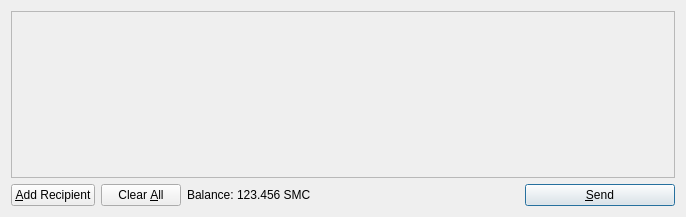
First picture: the form in src/qt/forms/sendcoinsdialog.ui, repository givingcoin/GivingCoin, before the edit.
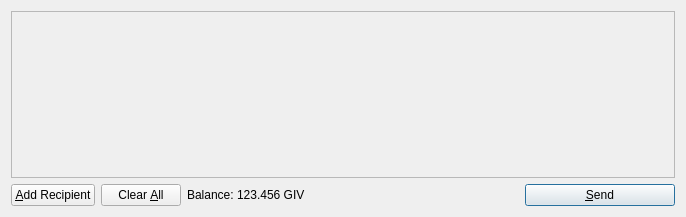
Second picture: the form after the edit. Icons and pictures are not drawn.

```diff
--- a/src/qt/forms/sendcoinsdialog.ui
+++ b/src/qt/forms/sendcoinsdialog.ui
@@ -119,7 +119,7 @@
           <cursorShape>IBeamCursor</cursorShape>
          </property>
          <property name="text">
-          <string>123.456 SMC</string>
+          <string>123.456 GIV</string>
          </property>
          <property name="textInteractionFlags">
           <set>Qt::LinksAccessibleByMouse|Qt::TextSelectableByKeyboard|Qt::TextSelectableByMouse</set>
```
